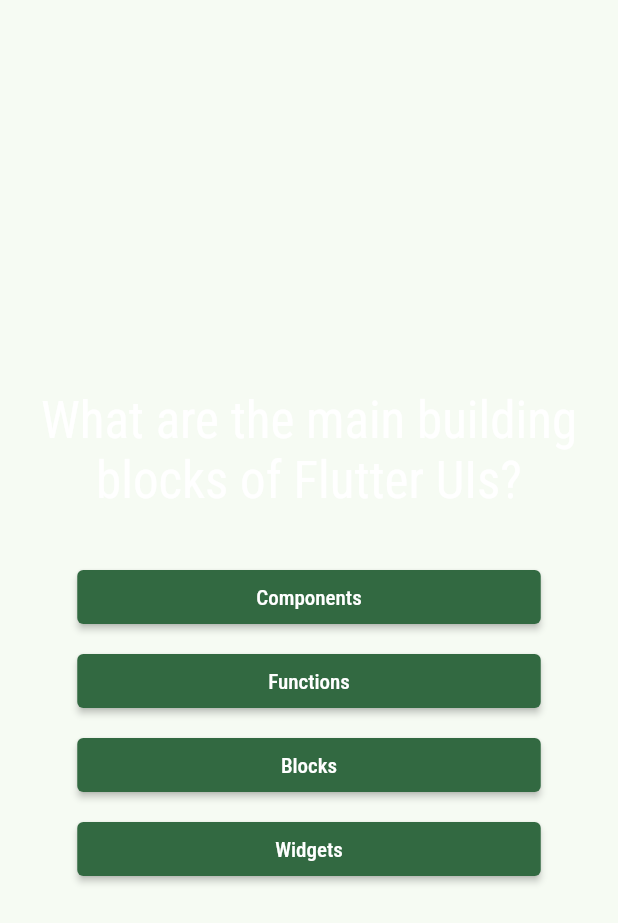
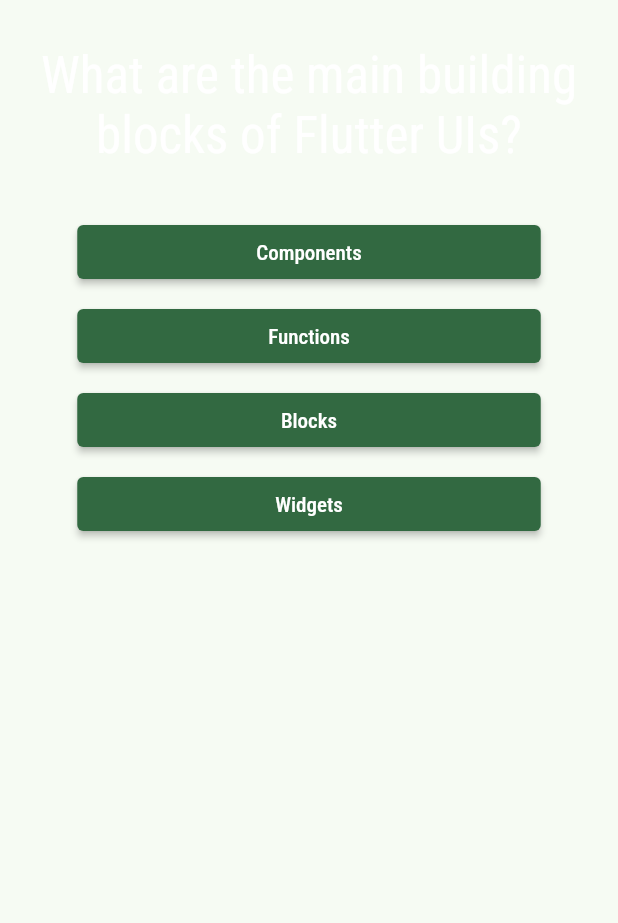
Before and after one commit to GuilhermeAlecrim7K/flutter_practice_projects, a Flutter app: the QuizQuestionsPage widget shown alone on an empty page, opened directly, on a phone screen of 412 x 824 dp. Shown: the top 923 px of the screen. Run offline on Flutter 3.47's test engine with Material 2 defaults, Android fonts, the light colour scheme and no system bars; our stand-ins replace google_fonts.

Commit message:
move Center up the widget tree to MaterialApp

```diff
--- a/quiz/lib/src/pages/home_page.dart
+++ b/quiz/lib/src/pages/home_page.dart
@@ -6,8 +6,7 @@
 
   @override
   Widget build(BuildContext context) {
-    return Center(
-      child: Column(
+    return Column(
       mainAxisSize: MainAxisSize.min,
       children: [
         const SizedBox(
@@ -32,7 +31,6 @@
           icon: const Icon(Icons.arrow_circle_right_outlined),
         )
       ],
-      ),
     );
   }
 }
--- a/quiz/lib/src/pages/quiz_questions_page.dart
+++ b/quiz/lib/src/pages/quiz_questions_page.dart
@@ -40,12 +40,10 @@
 
   @override
   Widget build(BuildContext context) {
-    return Center(
-      child: QuestionWidget(
-        key: ValueKey(questions[_currentQuestionIndex].question),
-        question: questions[_currentQuestionIndex],
-        onChooseAnswer: _onChooseAnswer,
-      ),
+    return QuestionWidget(
+      key: ValueKey(questions[_currentQuestionIndex].question),
+      question: questions[_currentQuestionIndex],
+      onChooseAnswer: _onChooseAnswer,
     );
   }
 }
--- a/quiz/lib/src/quiz_app.dart
+++ b/quiz/lib/src/quiz_app.dart
@@ -50,7 +50,9 @@
       home: Scaffold(
         body: GradientContainer(
           colors: AppColors.gradientColors,
-          child: _currentPage,
+          child: Center(
+            child: _currentPage,
+          ),
         ),
       ),
     );
```
Lines whose indentation alone changed are shown as unchanged.
